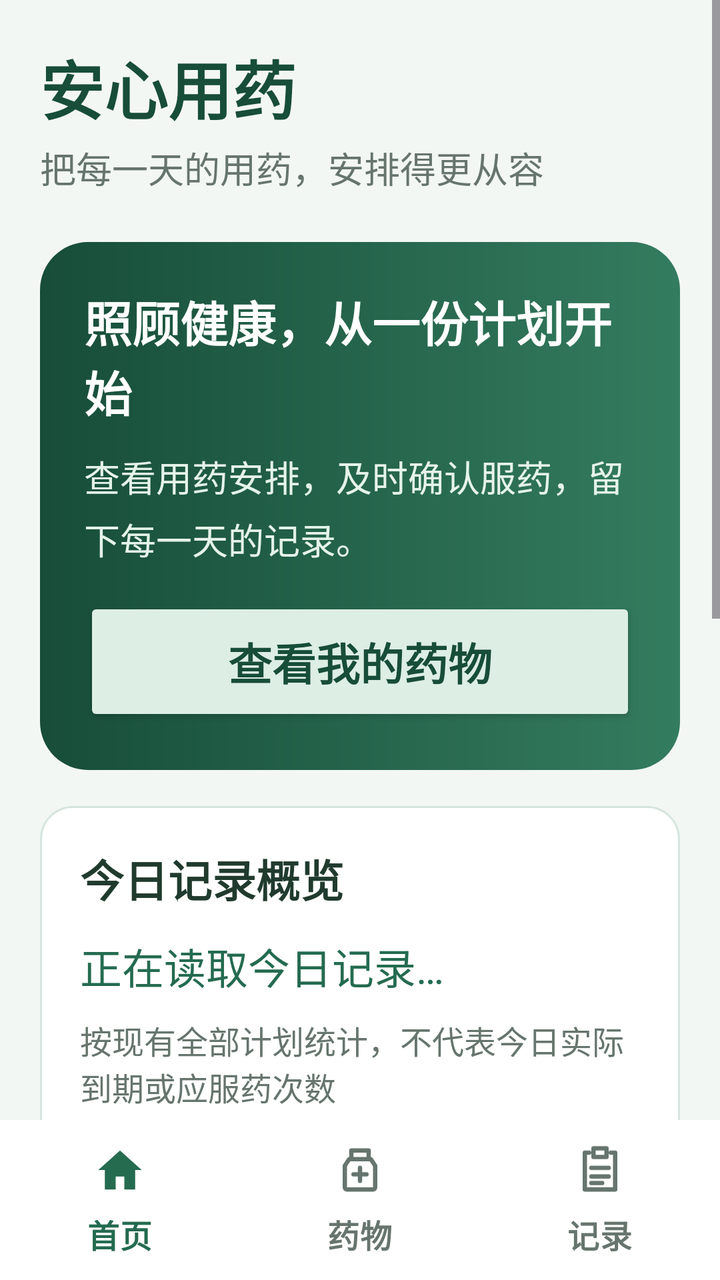
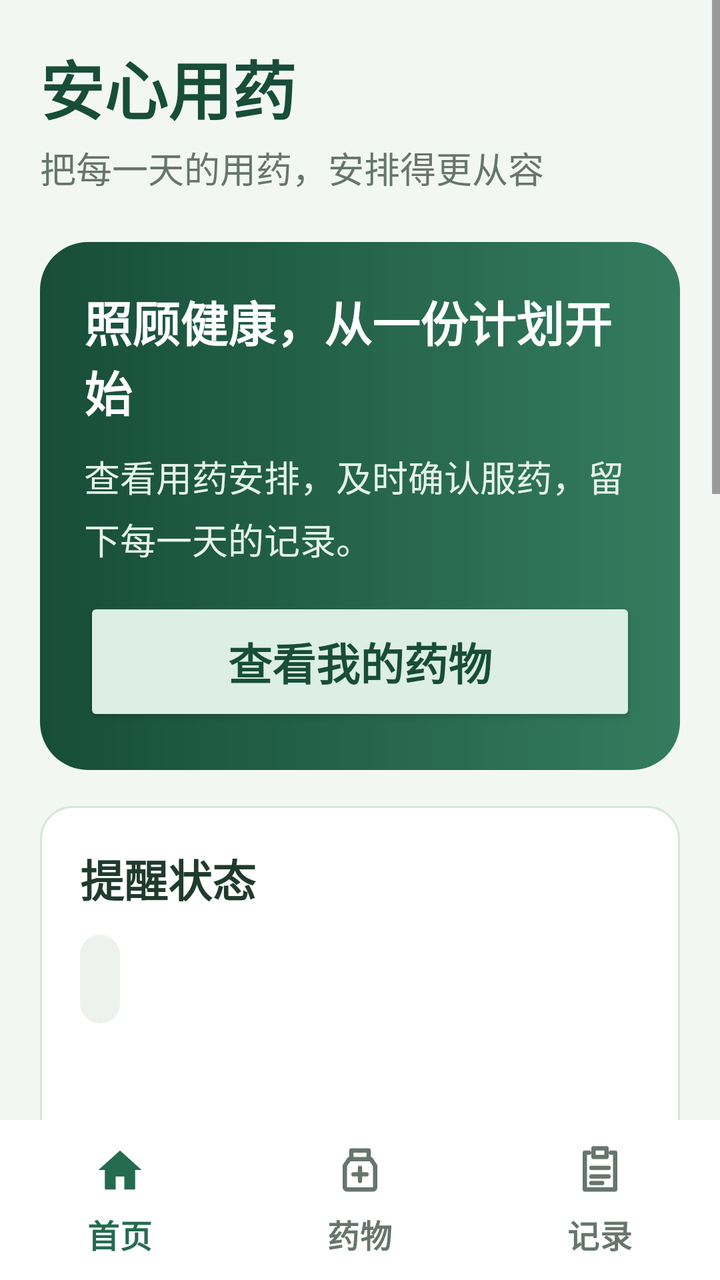

Two renders of the same Android screen: before a commit and after it. Below are the layout's source before the change and the commit's diff.
<!-- AndroidManifest.xml: application theme Theme.MedicineReminder -->
<!-- res/layout/activity_main.xml -->
<LinearLayout xmlns:android="http://schemas.android.com/apk/res/android" android:id="@+id/main" android:layout_width="match_parent" android:layout_height="match_parent" android:orientation="vertical" android:background="#F3F7F4">
  <FrameLayout android:layout_width="match_parent" android:layout_height="0dp" android:layout_weight="1">
    <ScrollView android:id="@+id/pageHome" android:layout_width="match_parent" android:layout_height="match_parent" android:fillViewport="true" android:clipToPadding="false">
      <LinearLayout android:layout_width="match_parent" android:layout_height="wrap_content" android:orientation="vertical" android:padding="20dp">
        <TextView android:layout_width="match_parent" android:layout_height="wrap_content" android:text="@string/home_brand" android:textSize="32sp" android:textColor="#174D39" android:textStyle="bold" />
        <TextView android:layout_width="match_parent" android:layout_height="wrap_content" android:text="@string/home_subtitle" android:textSize="18sp" android:textColor="#66756D" android:layout_marginTop="4dp" />
        <LinearLayout android:layout_width="match_parent" android:layout_height="wrap_content" android:orientation="vertical" android:layout_marginTop="24dp" android:padding="22dp" android:background="@drawable/bg_home_hero">
          <TextView android:layout_width="match_parent" android:layout_height="wrap_content" android:text="@string/home_hero_title" android:textSize="24sp" android:textColor="#FFFFFF" android:textStyle="bold" />
          <TextView android:layout_width="match_parent" android:layout_height="wrap_content" android:text="@string/home_hero_body" android:textSize="18sp" android:textColor="#E5F3E9" android:layout_marginTop="12dp" android:lineSpacingExtra="5dp" />
          <Button android:id="@+id/btnOpenMedicines" android:layout_width="match_parent" android:layout_height="wrap_content" android:text="@string/home_open_medicines" android:layout_marginTop="16dp" style="@style/MedicineSecondaryButton" />
        </LinearLayout>
        <LinearLayout android:layout_width="match_parent" android:layout_height="wrap_content" android:orientation="vertical" android:layout_marginTop="18dp" android:padding="20dp" android:background="@drawable/bg_medicine_card">
          <TextView android:layout_width="match_parent" android:layout_height="wrap_content" android:text="@string/overview_title" android:textSize="22sp" android:textColor="#203B2E" android:textStyle="bold" />
          <TextView android:layout_width="match_parent" android:layout_height="wrap_content" android:text="@string/overview_loading" android:textSize="21sp" android:textColor="#246B50" android:id="@+id/tvTodayOverview" android:layout_marginTop="12dp" android:lineSpacingExtra="7dp" android:accessibilityLiveRegion="polite" />
          <TextView android:layout_width="match_parent" android:layout_height="wrap_content" android:text="@string/overview_help" android:textSize="16sp" android:textColor="#66756D" android:layout_marginTop="10dp" />
        </LinearLayout>
        <TextView android:layout_width="match_parent" android:layout_height="wrap_content" android:text="@string/home_quick_title" android:textSize="23sp" android:textColor="#203B2E" android:layout_marginTop="24dp" android:textStyle="bold" />
        <Button android:id="@+id/btnHomeAddMedicine" android:layout_width="match_parent" android:layout_height="wrap_content" android:text="@string/home_add_plan" android:layout_marginTop="10dp" style="@style/MedicinePrimaryButton" />
        <Button android:id="@+id/btnReminderSettings" android:layout_width="match_parent" android:layout_height="wrap_content" android:text="@string/reminder_settings_title" style="@style/MedicineSecondaryButton" />
        <Button android:id="@+id/btnHistory" android:layout_width="match_parent" android:layout_height="wrap_content" android:text="@string/history_title" style="@style/MedicineSecondaryButton" />
        <TextView android:layout_width="match_parent" android:layout_height="wrap_content" android:text="@string/home_tip_title" android:textSize="20sp" android:textColor="#203B2E" android:layout_marginTop="22dp" android:textStyle="bold" />
        <TextView android:layout_width="match_parent" android:layout_height="wrap_content" android:text="@string/home_tip_body" android:textSize="18sp" android:textColor="#66756D" android:layout_marginTop="8dp" android:layout_marginBottom="12dp" android:lineSpacingExtra="4dp" />
      </LinearLayout>
    </ScrollView>
    <LinearLayout android:id="@+id/pageMedicines" android:layout_width="match_parent" android:layout_height="match_parent" android:orientation="vertical" android:padding="20dp" android:visibility="gone">
      <TextView android:layout_width="match_parent" android:layout_height="wrap_content" android:text="@string/medicine_page_title" android:textSize="30sp" android:textColor="#174D39" android:textStyle="bold" />
      <TextView android:layout_width="match_parent" android:layout_height="wrap_content" android:text="@string/medicine_page_subtitle" android:textSize="18sp" android:textColor="#66756D" android:layout_marginTop="4dp" />
      <Button android:id="@+id/btnAddMedicine" android:layout_width="match_parent" android:layout_height="wrap_content" android:text="@string/home_add_plan" android:layout_marginTop="18dp" style="@style/MedicinePrimaryButton" />
      <TextView android:layout_width="match_parent" android:layout_height="wrap_content" android:text="@string/medicine_page_hint" android:textSize="17sp" android:textColor="#66756D" android:layout_marginTop="8dp" />
      <FrameLayout android:layout_width="match_parent" android:layout_height="0dp" android:layout_weight="1" android:layout_marginTop="16dp">
        <ListView android:id="@+id/lvMedicine" android:layout_width="match_parent" android:layout_height="match_parent" android:divider="@android:color/transparent" android:dividerHeight="12dp" android:clipToPadding="false" android:paddingBottom="12dp" />
        <TextView android:layout_width="match_parent" android:layout_height="wrap_content" android:text="@string/medicine_empty_body" android:textSize="20sp" android:textColor="#66756D" android:id="@+id/tvEmpty" android:background="@drawable/bg_medicine_card" android:padding="24dp" android:gravity="center" android:lineSpacingExtra="6dp" />
      </FrameLayout>
    </LinearLayout>
  </FrameLayout>
  <include layout="@layout/view_bottom_navigation" />
</LinearLayout>
<!-- res/layout/view_bottom_navigation.xml (included above) -->
<com.google.android.material.bottomnavigation.BottomNavigationView
xmlns:android="http://schemas.android.com/apk/res/android" xmlns:app="http://schemas.android.com/apk/res-auto"
android:id="@+id/bottomNavigation" android:layout_width="match_parent" android:layout_height="wrap_content"
android:minHeight="80dp" android:background="#FFFFFF" android:elevation="8dp"
app:menu="@menu/menu_bottom_navigation" app:labelVisibilityMode="labeled" app:itemHorizontalTranslationEnabled="false"
app:itemIconSize="26dp" app:itemIconTint="@color/navigation_item_color" app:itemTextColor="@color/navigation_item_color"
app:itemTextAppearanceActive="@style/MedicineNavigationLabel" app:itemTextAppearanceInactive="@style/MedicineNavigationLabel"
app:itemRippleColor="#DDEEE4" />
<!-- resources referenced by this layout -->
<resources>
  <!-- drawable bg_home_hero (drawable) -->
  <shape xmlns:android="http://schemas.android.com/apk/res/android">
  <gradient android:angle="0" android:startColor="#174D39" android:endColor="#347C5F" /><corners android:radius="24dp" /></shape>
  <!-- drawable bg_medicine_card (drawable) -->
  <?xml version="1.0" encoding="utf-8"?>
  <shape xmlns:android="http://schemas.android.com/apk/res/android"
      android:shape="rectangle">
  
      <solid android:color="#FFFFFF" />
  
      <corners android:radius="16dp" />
  
      <stroke
          android:width="1dp"
          android:color="#D5E5DD" />
  
  </shape>
  <string name="history_title">服药历史</string>
  <string name="home_add_plan">＋ 添加用药计划</string>
  <string name="home_brand">安心用药</string>
  <string name="home_hero_body">查看用药安排，及时确认服药，留下每一天的记录。</string>
  <string name="home_hero_title">照顾健康，从一份计划开始</string>
  <string name="home_open_medicines">查看我的药物</string>
  <string name="home_quick_title">常用功能</string>
  <string name="home_subtitle">把每一天的用药，安排得更从容</string>
  <string name="home_tip_body">请按照医嘱核对药品与用量。服药后及时记录，误点时可在详情页撤销今日记录。</string>
  <string name="home_tip_title">安心小提示</string>
  <string name="medicine_empty_body">还没有用药计划
  点击上方按钮，添加第一条计划。</string>
  <string name="medicine_page_hint">点击药品卡片，查看详情、确认服药或修改计划</string>
  <string name="medicine_page_subtitle">集中管理用药计划</string>
  <string name="medicine_page_title">我的药物</string>
  <string name="overview_help">按现有全部计划统计，不代表今日实际到期或应服药次数</string>
  <string name="overview_loading">正在读取今日记录…</string>
  <string name="overview_title">今日记录概览</string>
  <string name="reminder_settings_title">用药提醒设置</string>
  <style name="MedicineNavigationLabel" parent="TextAppearance.MaterialComponents.Caption">
  <item name="android:textSize">16sp</item><item name="android:textStyle">bold</item></style>
  <style name="MedicinePrimaryButton" parent="Widget.AppCompat.Button">
          <item name="android:textSize">22sp</item>
          <item name="android:textStyle">bold</item>
          <item name="android:textColor">#FFFFFF</item>
          <item name="android:textAllCaps">false</item>
          <item name="android:minHeight">60dp</item>
          <item name="android:padding">12dp</item>
          <item name="backgroundTint">#246B50</item>
          <item name="android:backgroundTint">#246B50</item>
      </style>
  <style name="MedicineSecondaryButton" parent="MedicinePrimaryButton">
          <item name="android:textColor">#174D39</item>
          <item name="backgroundTint">#DDEEE4</item>
          <item name="android:backgroundTint">#DDEEE4</item>
      </style>
  <style name="Theme.MedicineReminder" parent="Base.Theme.MedicineReminder" />
  <style name="Base.Theme.MedicineReminder" parent="Theme.Material3.DayNight.NoActionBar">
          
          
      </style>
</resources>

<!-- the commit's change to res/layout/activity_main.xml (unified diff, before → after) -->
@@ -8,6 +8,12 @@
           <TextView android:layout_width="match_parent" android:layout_height="wrap_content" android:text="@string/home_hero_title" android:textSize="24sp" android:textColor="#FFFFFF" android:textStyle="bold" />
           <TextView android:layout_width="match_parent" android:layout_height="wrap_content" android:text="@string/home_hero_body" android:textSize="18sp" android:textColor="#E5F3E9" android:layout_marginTop="12dp" android:lineSpacingExtra="5dp" />
           <Button android:id="@+id/btnOpenMedicines" android:layout_width="match_parent" android:layout_height="wrap_content" android:text="@string/home_open_medicines" android:layout_marginTop="16dp" style="@style/MedicineSecondaryButton" />
+        </LinearLayout>
+        <LinearLayout android:layout_width="match_parent" android:layout_height="wrap_content" android:orientation="vertical" android:layout_marginTop="18dp" android:padding="20dp" android:background="@drawable/bg_medicine_card">
+          <TextView android:layout_width="match_parent" android:layout_height="wrap_content" android:text="@string/reminder_summary_title" android:textSize="22sp" android:textStyle="bold" android:textColor="#203B2E" />
+          <TextView android:id="@+id/tvReminderSummary" android:layout_width="wrap_content" android:layout_height="wrap_content" android:layout_marginTop="12dp" android:padding="10dp" android:textSize="18sp" android:textStyle="bold" android:textColor="#56665D" android:background="@drawable/bg_status_neutral" android:accessibilityLiveRegion="polite" />
+          <TextView android:id="@+id/tvReminderDescription" android:layout_width="match_parent" android:layout_height="wrap_content" android:layout_marginTop="12dp" android:textSize="18sp" android:lineSpacingExtra="4dp" android:textColor="#66756D" />
+          <Button android:id="@+id/btnManageReminderStatus" style="@style/MedicineSecondaryButton" android:layout_width="match_parent" android:layout_height="wrap_content" android:layout_marginTop="12dp" android:text="@string/reminder_summary_manage" android:textSize="18sp" />
         </LinearLayout>
         <LinearLayout android:layout_width="match_parent" android:layout_height="wrap_content" android:orientation="vertical" android:layout_marginTop="18dp" android:padding="20dp" android:background="@drawable/bg_medicine_card">
           <TextView android:layout_width="match_parent" android:layout_height="wrap_content" android:text="@string/overview_title" android:textSize="22sp" android:textColor="#203B2E" android:textStyle="bold" />
<!-- resource entries referenced after the edit -->
@@ -16,6 +16,10 @@
           android:width="1dp"
           android:color="#D5E5DD" />
   
+  </shape>
+  <!-- drawable bg_status_neutral (drawable) -->
+  <shape xmlns:android="http://schemas.android.com/apk/res/android">
+      <solid android:color="#EEF2EF" /><corners android:radius="10dp" />
   </shape>
   <string name="history_title">服药历史</string>
   <string name="home_add_plan">＋ 添加用药计划</string>
@@ -36,6 +40,8 @@
   <string name="overview_loading">正在读取今日记录…</string>
   <string name="overview_title">今日记录概览</string>
   <string name="reminder_settings_title">用药提醒设置</string>
+  <string name="reminder_summary_manage">管理提醒设置</string>
+  <string name="reminder_summary_title">提醒状态</string>
   <style name="MedicineNavigationLabel" parent="TextAppearance.MaterialComponents.Caption">
   <item name="android:textSize">16sp</item><item name="android:textStyle">bold</item></style>
   <style name="MedicinePrimaryButton" parent="Widget.AppCompat.Button">
